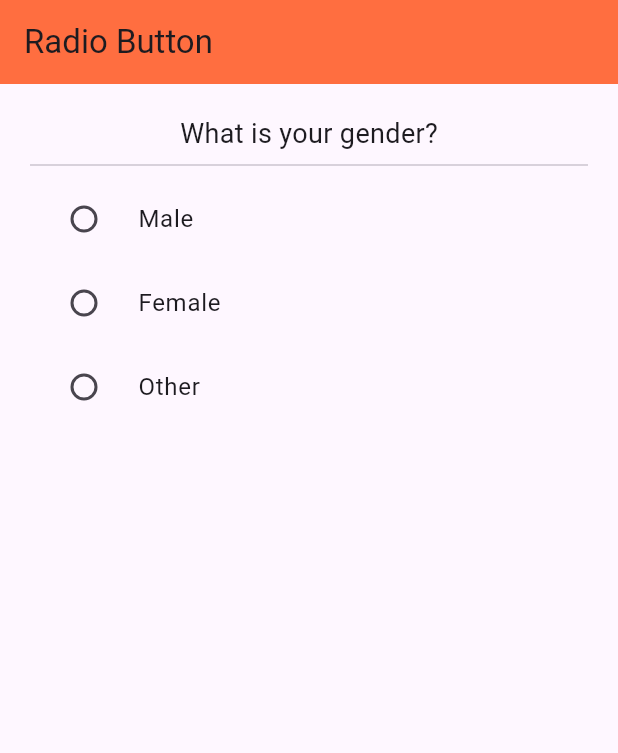
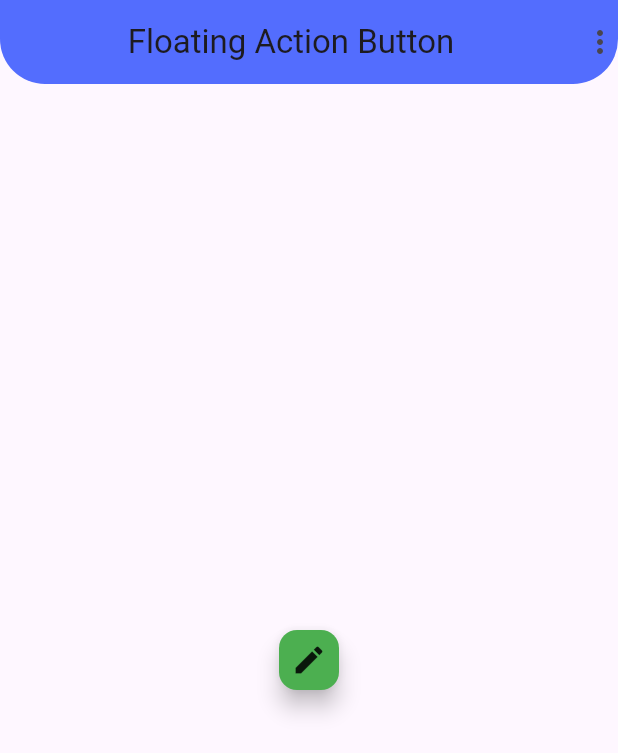
Before and after one commit to Udith-Madhav/Mini-Works, a Flutter app: the screen it shows after launch, on a phone screen of 412 x 824 dp. Shown: the top 753 px of the screen. Run offline on Flutter 3.47's test engine with Material 3 defaults, Android fonts, the phone set to English and light mode, and no system bars.

Commit message:
04/03/2024

```diff
--- /dev/null
+++ b/lib/floating action button.dart
@@ -0,0 +1,43 @@
+import 'package:flutter/material.dart';
+
+class Floating extends StatefulWidget {
+  const Floating({super.key});
+
+  @override
+  State<Floating> createState() => _FloatingState();
+}
+
+class _FloatingState extends State<Floating> {
+  @override
+  Widget build(BuildContext context) {
+    return Scaffold(
+      appBar: AppBar(
+        actions: [
+          Icon(Icons.more_vert),
+        ],
+        backgroundColor: Colors.indigoAccent,
+        title: Center(child: Text('Floating Action Button')),
+        shape: RoundedRectangleBorder(
+          borderRadius: BorderRadius.vertical(
+            bottom: Radius.circular(30)
+          )
+        ),
+      ),
+
+      body: Center(
+        child: FloatingActionButton(
+          child: Icon(Icons.edit),
+          backgroundColor: Colors.green,
+          tooltip: 'Edit',
+          mini: true,
+          foregroundColor: Colors.black87,
+          hoverColor: Colors.greenAccent,
+          splashColor: Colors.lightGreen,
+
+          onPressed: () => print("Edited"),
+          ),
+
+      ),
+    );
+  }
+}
--- a/lib/main.dart
+++ b/lib/main.dart
@@ -1,5 +1,6 @@
 import 'package:flutter/material.dart';
 import 'package:flutter_application_2/bottom_navigation.dart';
+import 'package:flutter_application_2/floating%20action%20button.dart';
 import 'package:flutter_application_2/radio_button.dart';
 import 'package:flutter_application_2/validation.dart';
 
@@ -20,7 +21,7 @@ class MyApp extends StatelessWidget {
         colorScheme: ColorScheme.fromSeed(seedColor: Colors.deepPurple),
         useMaterial3: true,
       ),
-      home: const NewRadio() ,
+      home:  Floating() ,
     );
   }
 }
```
